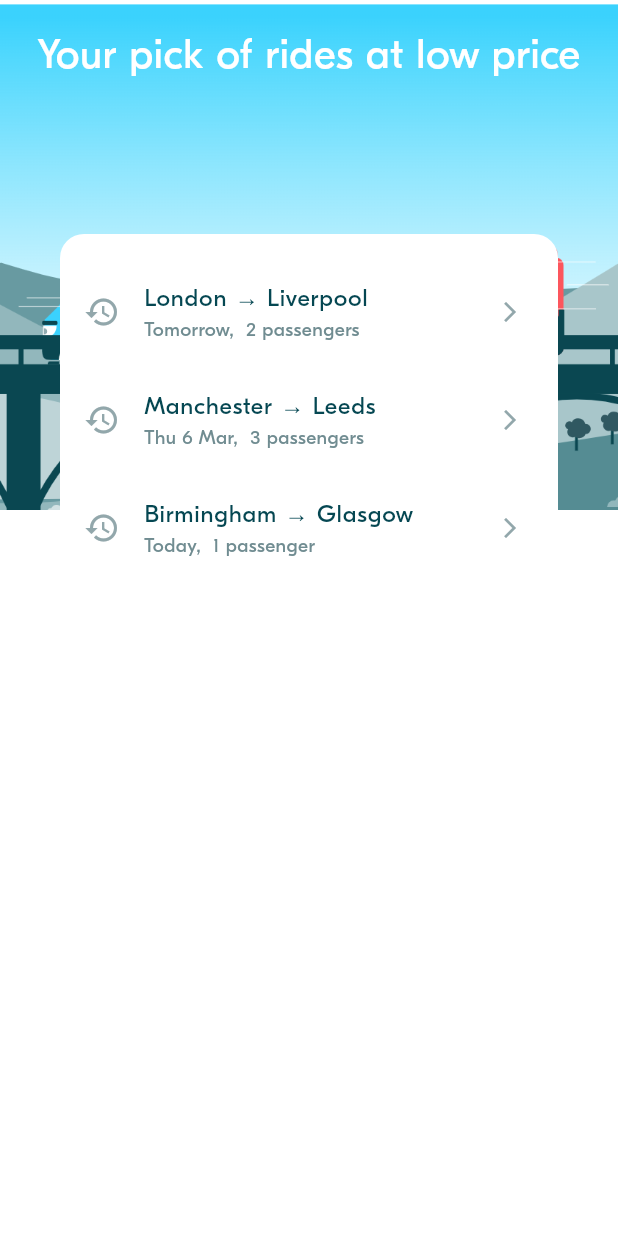
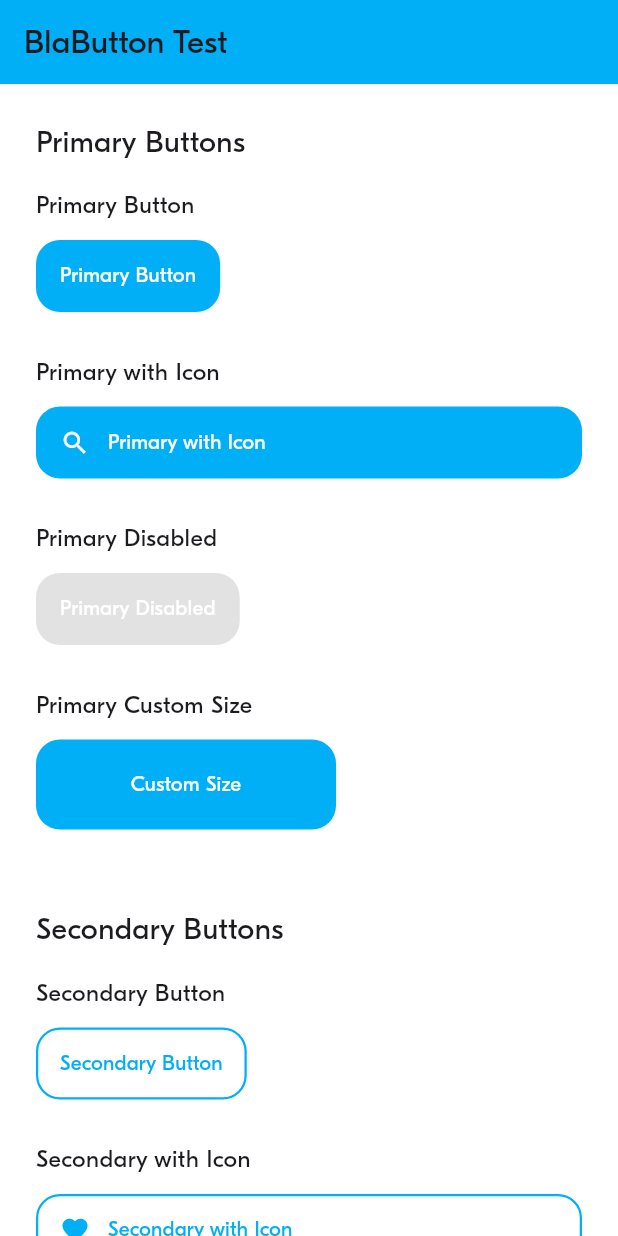
Before and after one commit to Soksothy/week_3_blabla_project, a Flutter app: the screen it shows after launch, on a phone screen of 412 x 824 dp. Run offline on Flutter 3.47's test engine with Material 3 defaults, Android fonts, the light colour scheme and no system bars; project files that could hold a hidden picture were left out.

Commit message:
BLA-003 - Implement BlaButton
Added a reusable button widget that follows the BlaBla design system with the following features:
- Support for primary (filled) and secondary (outlined) button styles
- Optional  icon
- Enabled/disabled button
- Customizable width and height
- Fill styling with the design system

The implementation :
- lib/screens/ride_pref/widgets/bla_button.dart:
- lib/screens/button_test_screen.dart:

```diff
--- a/lib/main.dart
+++ b/lib/main.dart
@@ -1,5 +1,6 @@
 import 'package:flutter/material.dart';
-import 'screens/ride_pref/ride_pref_screen.dart';
+// import 'screens/ride_pref/ride_pref_screen.dart';
+import 'screens/ride_pref/button_test_screen.dart';
 import 'theme/theme.dart';
 
 void main() {
@@ -14,7 +15,8 @@ class MyApp extends StatelessWidget {
     return MaterialApp(
       debugShowCheckedModeBanner: false,
       theme: appTheme,
-      home: Scaffold(body: RidePrefScreen()),
+      // home: Scaffold(body: RidePrefScreen()),
+      home: Scaffold(body: ButtonTestScreen()),
     );
   }
 }
--- /dev/null
+++ b/lib/screens/ride_pref/button_test_screen.dart
@@ -0,0 +1,115 @@
+import 'package:flutter/material.dart';
+import 'widgets/bla_button.dart';
+import '../../theme/theme.dart';
+
+// Test screen to display all of BlaButton
+class ButtonTestScreen extends StatelessWidget {
+  const ButtonTestScreen({super.key});
+
+  @override
+  Widget build(BuildContext context) {
+    return Scaffold(
+      appBar: AppBar(
+        title: Text('BlaButton Test'),
+        backgroundColor: BlaColors.primary,
+      ),
+      body: SingleChildScrollView(
+        padding: EdgeInsets.all(BlaSpacings.l),
+        child: Center(
+          child: Column(
+            crossAxisAlignment: CrossAxisAlignment.start,
+            children: [
+              _buildSectionTitle('Primary Buttons'),
+              _buildButtonExample(
+                'Primary Button',
+                BlaButton(
+                  text: 'Primary Button',
+                  onPressed: () {},
+                ),
+              ),
+              _buildButtonExample(
+                'Primary with Icon',
+                BlaButton(
+                  text: 'Primary with Icon',
+                  icon: Icons.search,
+                  onPressed: () {},
+                ),
+              ),
+              _buildButtonExample(
+                'Primary Disabled',
+                BlaButton(
+                  text: 'Primary Disabled',
+                  isEnabled: false,
+                ),
+              ),
+              _buildButtonExample(
+                'Primary Custom Size',
+                BlaButton(
+                  text: 'Custom Size',
+                  width: 200,
+                  height: 60,
+                  onPressed: () {},
+                ),
+              ),
+
+              SizedBox(height: BlaSpacings.l),
+              _buildSectionTitle('Secondary Buttons'),
+              _buildButtonExample(
+                'Secondary Button',
+                BlaButton(
+                  text: 'Secondary Button',
+                  isPrimary: false,
+                  onPressed: () {},
+                ),
+              ),
+              _buildButtonExample(
+                'Secondary with Icon',
+                BlaButton(
+                  text: 'Secondary with Icon',
+                  isPrimary: false,
+                  icon: Icons.favorite,
+                  onPressed: () {},
+                ),
+              ),
+              _buildButtonExample(
+                'Secondary Disabled',
+                BlaButton(
+                  text: 'Secondary Disabled',
+                  isPrimary: false,
+                  isEnabled: false,
+                ),
+              ),
+            ],
+          ),
+        ),
+      ),
+    );
+  }
+
+  Widget _buildSectionTitle(String title) {
+    return Padding(
+      padding: EdgeInsets.only(bottom: BlaSpacings.m),
+      child: Text(
+        title,
+        style: BlaTextStyles.heading.copyWith(fontSize: 20),
+      ),
+    );
+  }
+
+  Widget _buildButtonExample(String title, Widget button) {
+    return Padding(
+      padding: EdgeInsets.only(bottom: BlaSpacings.m),
+      child: Column(
+        crossAxisAlignment: CrossAxisAlignment.start,
+        children: [
+          Padding(
+            padding: EdgeInsets.only(bottom: BlaSpacings.s),
+            child: Text(title, style: BlaTextStyles.body),
+          ),
+          button,
+          SizedBox(height: BlaSpacings.s),
+        ],
+      ),
+    );
+  }
+}
--- /dev/null
+++ b/lib/screens/ride_pref/widgets/bla_button.dart
@@ -0,0 +1,109 @@
+import 'package:flutter/material.dart';
+import '../../../theme/theme.dart';
+
+/// A costomizable button widget
+///
+/// This button have a few types:
+/// - Primary: filled and Secondary: outlined
+/// - With or without icon
+/// - Enabled or disabled
+/// - Costom size
+
+class BlaButton extends StatelessWidget {
+  /// the text to display on the button
+  final String text;
+
+  /// If this is primary is true or secondary is false
+  final bool isPrimary;
+
+  /// Optional icon to display before the text
+  final IconData? icon;
+
+  /// Callback when button is pressed
+  final VoidCallback? onPressed;
+
+  /// If this is enabled is true the button is enabled or disabled is false
+  final bool isEnabled;
+
+  /// Costom button width
+  final double? width;
+
+  /// Costom button height
+  final double? height;
+
+  const BlaButton({
+    super.key,
+    required this.text,
+    this.isPrimary = true,
+    this.icon,
+    this.onPressed,
+    this.isEnabled = true,
+    this.width,
+    this.height,
+  });
+
+  @override
+  Widget build(BuildContext context) {
+    // Button styling based on primary / secondary and enabled / disabled
+    final Color backgroundColor = isPrimary
+        ? isEnabled
+            ? BlaColors.primary
+            : BlaColors.greyLight
+        : Colors.transparent;
+
+    final Color textColor = isPrimary
+        ? BlaColors.white
+        : isEnabled
+            ? BlaColors.primary
+            : BlaColors.disabled;
+
+    final Color borderColor = isPrimary
+        ? Colors.transparent
+        : isEnabled
+            ? BlaColors.primary
+            : BlaColors.disabled;
+
+    // Button shape and border
+    final border = RoundedRectangleBorder(
+      borderRadius: BorderRadius.circular(BlaSpacings.radius),
+      side: BorderSide(
+        color: borderColor,
+        width: 1.5,
+      ),
+    );
+
+    // Create button content with or without icon
+    Widget buttonContent = Text(
+      text,
+      style: BlaTextStyles.button.copyWith(color: textColor),
+    );
+
+    // Add icon if provided
+    if (icon != null) {
+      buttonContent =
+          Row(mainAxisAlignment: MainAxisAlignment.start, children: [
+        Icon(icon, color: textColor, size: 20),
+        SizedBox(width: BlaSpacings.s),
+        buttonContent,
+      ]);
+    }
+
+    return SizedBox(
+      width: width,
+      height: height ?? 48,
+      child: ElevatedButton(
+        onPressed: isEnabled ? onPressed : null,
+        style: ElevatedButton.styleFrom(
+          backgroundColor: backgroundColor,
+          elevation: 0,
+          padding: EdgeInsets.symmetric(horizontal: BlaSpacings.m),
+          shape: border,
+          disabledBackgroundColor: backgroundColor, // Keep same color when disabled
+        ),
+        child: buttonContent,
+      ),
+    );
+
+
+  }
+}
```
